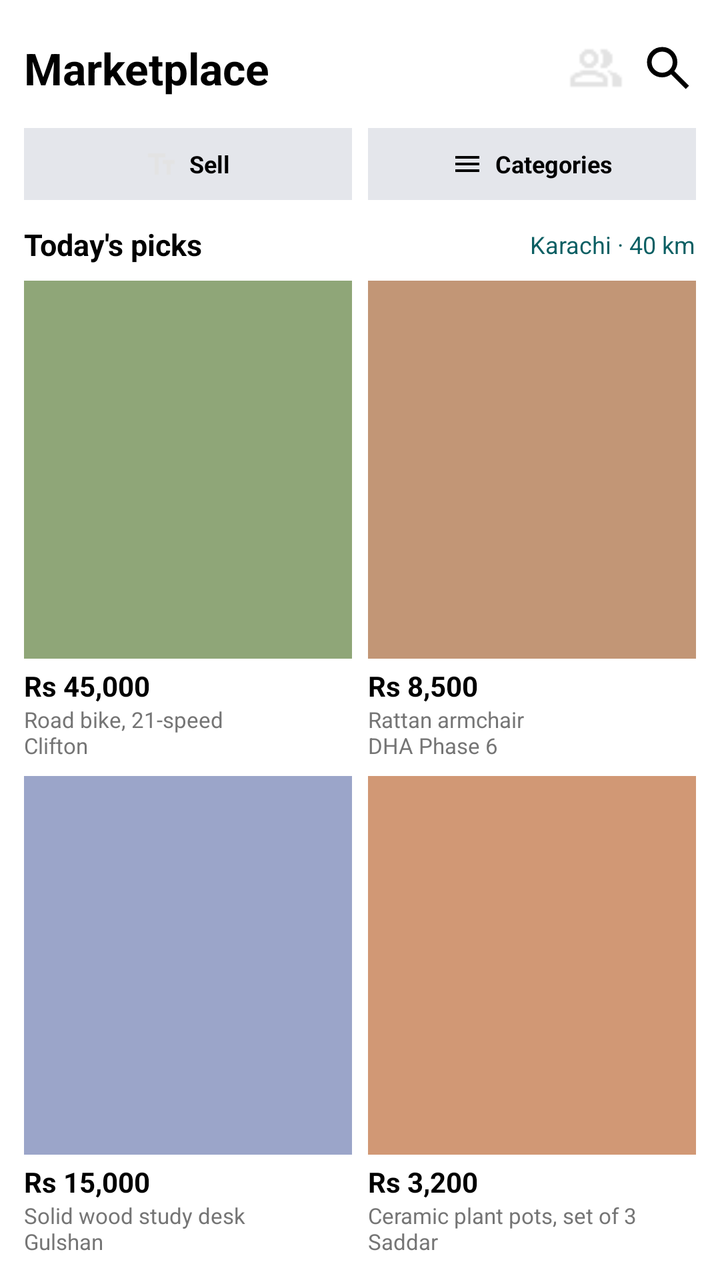
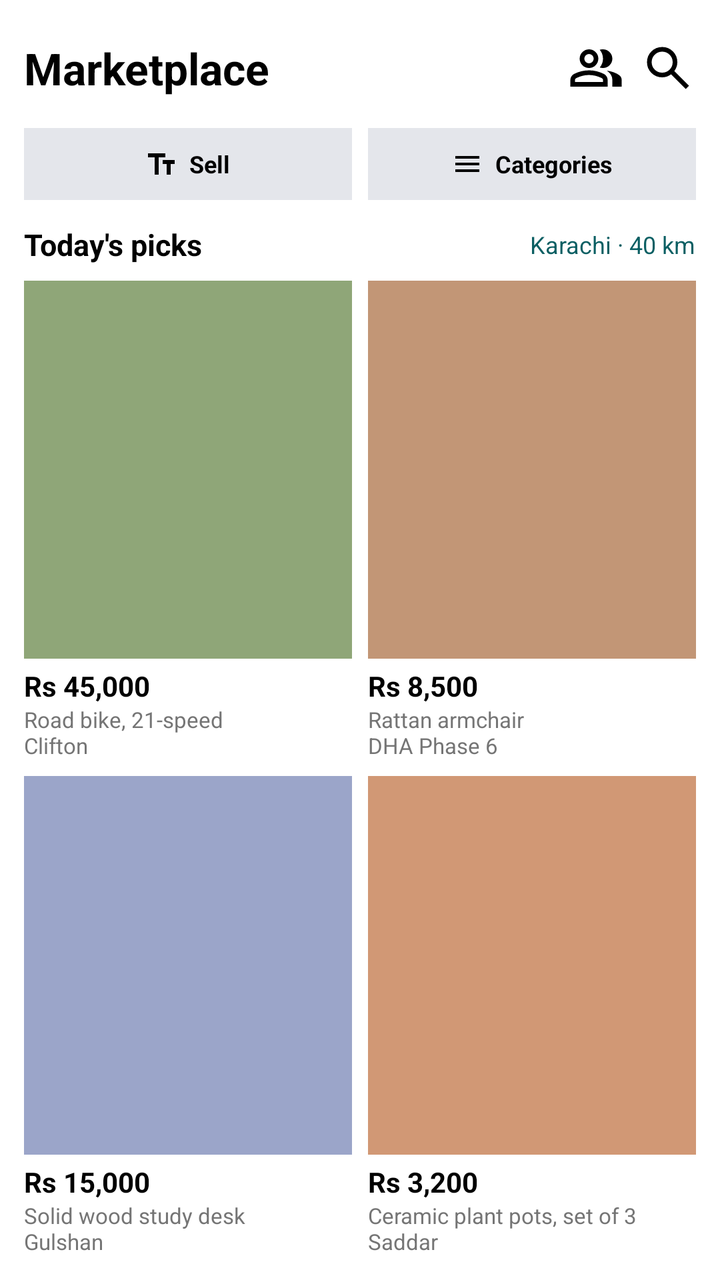

Screens rendered from an Android XML layout before and after an edit, with the pre-edit source and the edit as a unified diff.
<!-- AndroidManifest.xml: application theme Theme.I230720_SMD_Assignment1 -->
<!-- res/layout/marketplace.xml -->
<?xml version="1.0" encoding="utf-8"?>
<LinearLayout xmlns:android="http://schemas.android.com/apk/res/android"
    android:layout_width="match_parent"
    android:layout_height="match_parent"
    android:background="#FFFFFF"
    android:orientation="vertical"
    android:padding="12dp">

    <LinearLayout
        android:layout_width="match_parent"
        android:layout_height="44dp"
        android:gravity="center_vertical">

        <TextView
            android:layout_width="0dp"
            android:layout_height="wrap_content"
            android:layout_weight="1"
            android:text="Marketplace"
            android:textColor="#000000"
            android:textSize="22sp"
            android:textStyle="bold" />

        <ImageView android:id="@+id/btnYourProfile" android:layout_width="28dp" android:layout_height="28dp" android:contentDescription="Profile" android:src="@drawable/social" />
        <ImageView android:id="@+id/btnSearch" android:layout_width="28dp" android:layout_height="28dp" android:layout_marginStart="8dp" android:contentDescription="Search" android:src="@drawable/search" />
    </LinearLayout>

    <LinearLayout
        android:layout_width="match_parent"
        android:layout_height="36dp"
        android:layout_marginTop="8dp">

        <LinearLayout
            android:layout_width="0dp"
            android:layout_height="match_parent"
            android:layout_marginEnd="4dp"
            android:layout_weight="1"
            android:background="#E4E6EB"
            android:gravity="center">

            <ImageView
                android:layout_width="16dp"
                android:layout_height="16dp"
                android:contentDescription="Sell"
                android:src="@drawable/add_text" />

            <TextView
                android:layout_width="wrap_content"
                android:layout_height="wrap_content"
                android:layout_marginStart="6dp"
                android:text="Sell"
                android:textColor="#000000"
                android:textSize="12sp"
                android:textStyle="bold" />
        </LinearLayout>

        <LinearLayout
            android:layout_width="0dp"
            android:layout_height="match_parent"
            android:layout_marginStart="4dp"
            android:layout_weight="1"
            android:background="#E4E6EB"
            android:gravity="center">

            <ImageView
                android:layout_width="16dp"
                android:layout_height="16dp"
                android:contentDescription="Categories"
                android:src="@drawable/menu" />

            <TextView
                android:layout_width="wrap_content"
                android:layout_height="wrap_content"
                android:layout_marginStart="6dp"
                android:text="Categories"
                android:textColor="#000000"
                android:textSize="12sp"
                android:textStyle="bold" />
        </LinearLayout>
    </LinearLayout>

    <LinearLayout
        android:layout_width="match_parent"
        android:layout_height="wrap_content"
        android:layout_marginTop="12dp"
        android:gravity="center_vertical">

        <TextView
            android:layout_width="0dp"
            android:layout_height="wrap_content"
            android:layout_weight="1"
            android:text="Today's picks"
            android:textColor="#000000"
            android:textSize="15sp"
            android:textStyle="bold" />

        <TextView
            android:layout_width="wrap_content"
            android:layout_height="wrap_content"
            android:text="Karachi · 40 km"
            android:textColor="@color/teal"
            android:textSize="12sp" />
    </LinearLayout>

    <LinearLayout
        android:layout_width="match_parent"
        android:layout_height="0dp"
        android:layout_marginTop="8dp"
        android:layout_weight="1"
        android:orientation="vertical">

        <LinearLayout
            android:layout_width="match_parent"
            android:layout_height="0dp"
            android:layout_weight="1"
            android:orientation="horizontal">

            <LinearLayout
                android:layout_width="0dp"
                android:layout_height="match_parent"
                android:layout_marginEnd="4dp"
                android:layout_weight="1"
                android:orientation="vertical">

                <View
                    android:layout_width="match_parent"
                    android:layout_height="0dp"
                    android:layout_weight="1"
                    android:background="#8FA678" />

                <TextView
                    android:layout_width="wrap_content"
                    android:layout_height="wrap_content"
                    android:layout_marginTop="4dp"
                    android:text="Rs 45,000"
                    android:textColor="#000000"
                    android:textStyle="bold" />

                <TextView
                    android:layout_width="wrap_content"
                    android:layout_height="wrap_content"
                    android:text="Road bike, 21-speed\nClifton"
                    android:textColor="#757575"
                    android:textSize="11sp" />
            </LinearLayout>

            <LinearLayout
                android:layout_width="0dp"
                android:layout_height="match_parent"
                android:layout_marginStart="4dp"
                android:layout_weight="1"
                android:orientation="vertical">

                <View
                    android:layout_width="match_parent"
                    android:layout_height="0dp"
                    android:layout_weight="1"
                    android:background="#C29676" />

                <TextView
                    android:layout_width="wrap_content"
                    android:layout_height="wrap_content"
                    android:layout_marginTop="4dp"
                    android:text="Rs 8,500"
                    android:textColor="#000000"
                    android:textStyle="bold" />

                <TextView
                    android:layout_width="wrap_content"
                    android:layout_height="wrap_content"
                    android:text="Rattan armchair\nDHA Phase 6"
                    android:textColor="#757575"
                    android:textSize="11sp" />
            </LinearLayout>
        </LinearLayout>

        <LinearLayout
            android:layout_width="match_parent"
            android:layout_height="0dp"
            android:layout_marginTop="8dp"
            android:layout_weight="1"
            android:orientation="horizontal">

            <LinearLayout
                android:layout_width="0dp"
                android:layout_height="match_parent"
                android:layout_marginEnd="4dp"
                android:layout_weight="1"
                android:orientation="vertical">

                <View
                    android:layout_width="match_parent"
                    android:layout_height="0dp"
                    android:layout_weight="1"
                    android:background="#9BA5C9" />

                <TextView
                    android:layout_width="wrap_content"
                    android:layout_height="wrap_content"
                    android:layout_marginTop="4dp"
                    android:text="Rs 15,000"
                    android:textColor="#000000"
                    android:textStyle="bold" />

                <TextView
                    android:layout_width="wrap_content"
                    android:layout_height="wrap_content"
                    android:text="Solid wood study desk\nGulshan"
                    android:textColor="#757575"
                    android:textSize="11sp" />
            </LinearLayout>

            <LinearLayout
                android:layout_width="0dp"
                android:layout_height="match_parent"
                android:layout_marginStart="4dp"
                android:layout_weight="1"
                android:orientation="vertical">

                <View
                    android:layout_width="match_parent"
                    android:layout_height="0dp"
                    android:layout_weight="1"
                    android:background="#D19875" />

                <TextView
                    android:layout_width="wrap_content"
                    android:layout_height="wrap_content"
                    android:layout_marginTop="4dp"
                    android:text="Rs 3,200"
                    android:textColor="#000000"
                    android:textStyle="bold" />

                <TextView
                    android:layout_width="wrap_content"
                    android:layout_height="wrap_content"
                    android:text="Ceramic plant pots, set of 3\nSaddar"
                    android:textColor="#757575"
                    android:textSize="11sp" />
            </LinearLayout>
        </LinearLayout>
    </LinearLayout>

</LinearLayout>
<!-- resources referenced by this layout -->
<resources>
  <color name="teal">#0b5f63</color>
  <!-- drawable add_text: png bitmap (drawable, 200 bytes) -->
  <!-- drawable menu: png bitmap (drawable, 184 bytes) -->
  <!-- drawable search: png bitmap (drawable, 439 bytes) -->
  <!-- drawable social: png bitmap (drawable, 560 bytes) -->
  <style name="Theme.I230720_SMD_Assignment1" parent="Base.Theme.I230720_SMD_Assignment1" />
  <style name="Base.Theme.I230720_SMD_Assignment1" parent="Theme.Material3.DayNight.NoActionBar">
          
          
      </style>
</resources>

<!-- the commit's change to res/layout/marketplace.xml (unified diff, before → after) -->
@@ -20,7 +20,7 @@
             android:textSize="22sp"
             android:textStyle="bold" />
 
-        <ImageView android:id="@+id/btnYourProfile" android:layout_width="28dp" android:layout_height="28dp" android:contentDescription="Profile" android:src="@drawable/social" />
+        <ImageView android:id="@+id/btnYourProfile" android:layout_width="28dp" android:layout_height="28dp" android:contentDescription="Profile" android:src="@drawable/group" />
         <ImageView android:id="@+id/btnSearch" android:layout_width="28dp" android:layout_height="28dp" android:layout_marginStart="8dp" android:contentDescription="Search" android:src="@drawable/search" />
     </LinearLayout>
 
@@ -41,7 +41,7 @@
                 android:layout_width="16dp"
                 android:layout_height="16dp"
                 android:contentDescription="Sell"
-                android:src="@drawable/add_text" />
+                android:src="@drawable/text_fields" />
 
             <TextView
                 android:layout_width="wrap_content"
<!-- resource entries referenced after the edit -->
@@ -1,10 +1,42 @@
 <!-- resources referenced by this layout -->
 <resources>
   <color name="teal">#0b5f63</color>
-  <!-- drawable add_text: png bitmap (drawable, 200 bytes) -->
-  <!-- drawable menu: png bitmap (drawable, 184 bytes) -->
-  <!-- drawable search: png bitmap (drawable, 439 bytes) -->
-  <!-- drawable social: png bitmap (drawable, 560 bytes) -->
+  <!-- drawable group (drawable) -->
+  <vector xmlns:android="http://schemas.android.com/apk/res/android"
+      android:width="24dp"
+      android:height="24dp"
+      android:viewportWidth="24"
+      android:viewportHeight="24">
+      <path android:fillColor="@android:color/black"
+          android:pathData="M1,20V17.2q0-0.85 0.44-1.56q0.44-0.71 1.16-1.09q1.55-0.78 3.15-1.16T9,13t3.25,0.39t3.15,1.16q0.72,0.38 1.16,1.09T17,17.2V20H1Zm18,0V17q0-1.1-0.61-2.11q-0.61-1.01-1.74-1.74q1.27,0.15 2.4,0.51q1.13,0.36 2.1,0.89q0.9,0.5 1.38,1.11T23,17v3H19ZM6.18,10.83Q5,9.65 5,8T6.18,5.18T9,4t2.83,1.18T13,8t-1.17,2.82T9,12T6.18,10.83Zm11.65,0Q16.65,12 15,12q-0.27,0-0.7-0.06T13.6,11.8q0.67-0.8 1.04-1.78T15,8T14.64,5.97T13.6,4.2q0.35-0.13 0.7-0.16T15,4q1.65,0 2.82,1.18T19,8t-1.18,2.82ZM3,18H15V17.2q0-0.27-0.14-0.5q-0.14-0.22-0.36-0.35q-1.35-0.68-2.72-1.01T9,15T6.23,15.34T3.5,16.35Q3.28,16.48 3.14,16.7Q3,16.93 3,17.2V18Zm7.41-8.59Q11,8.82 11,8T10.41,6.59T9,6Q8.18,6 7.59,6.59Q7,7.18 7,8T7.59,9.41T9,10q0.83,0 1.41-0.59ZM9,18ZM9,8Z"/>
+  </vector>
+  <!-- drawable menu (drawable) -->
+  <vector xmlns:android="http://schemas.android.com/apk/res/android"
+      android:width="24dp"
+      android:height="24dp"
+      android:viewportWidth="24"
+      android:viewportHeight="24">
+      <path android:fillColor="@android:color/black"
+          android:pathData="M3,18V16H21v2H3Zm0-5V11H21v2H3ZM3,8V6H21V8H3Z"/>
+  </vector>
+  <!-- drawable search (drawable) -->
+  <vector xmlns:android="http://schemas.android.com/apk/res/android"
+      android:width="24dp"
+      android:height="24dp"
+      android:viewportWidth="24"
+      android:viewportHeight="24">
+      <path android:fillColor="@android:color/black"
+          android:pathData="M19.6,21l-6.3-6.3q-0.75,0.6-1.72,0.95T9.5,16q-2.72,0-4.61-1.89Q3,12.23 3,9.5Q3,6.77 4.89,4.89T9.5,3t4.61,1.89T16,9.5q0,1.1-0.35,2.07T14.7,13.3L21,19.6L19.6,21ZM9.5,14q1.88,0 3.19-1.31T14,9.5T12.69,6.31T9.5,5T6.31,6.31T5,9.5t1.31,3.19T9.5,14Z"/>
+  </vector>
+  <!-- drawable text_fields (drawable) -->
+  <vector xmlns:android="http://schemas.android.com/apk/res/android"
+      android:width="24dp"
+      android:height="24dp"
+      android:viewportWidth="24"
+      android:viewportHeight="24">
+      <path android:fillColor="@android:color/black"
+          android:pathData="M7,20V7H2V4H15V7H10V20H7Zm9,0V12H13V9h9v3H19v8H16Z"/>
+  </vector>
   <style name="Theme.I230720_SMD_Assignment1" parent="Base.Theme.I230720_SMD_Assignment1" />
   <style name="Base.Theme.I230720_SMD_Assignment1" parent="Theme.Material3.DayNight.NoActionBar">
           
